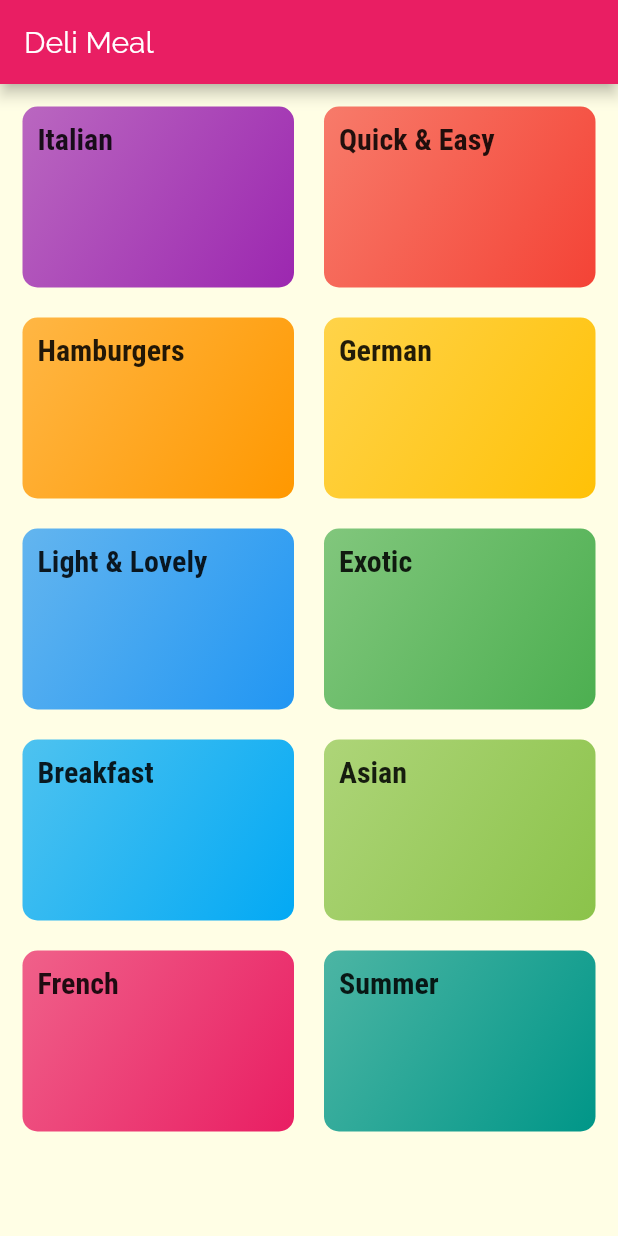
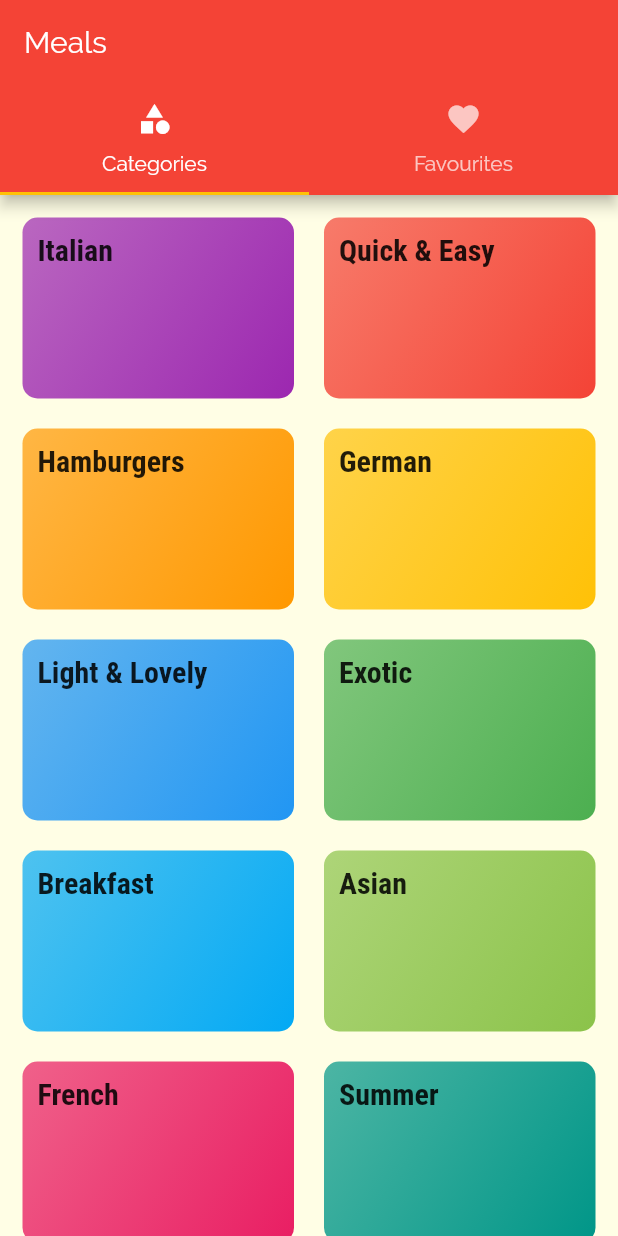
Before and after one commit to diipak-singh/meals_app, a Flutter app: the screen it shows after launch, on a phone screen of 412 x 824 dp. Run offline on Flutter 3.47's test engine with Material 2 defaults, Android fonts, the phone set to English and light mode, and no system bars.

Commit message:
TabBar added to the appbar successfully.

```diff
--- a/lib/main.dart
+++ b/lib/main.dart
@@ -1,4 +1,5 @@
 import 'package:flutter/material.dart';
+import './screens/tabs_screen.dart';
 import './screens/category_meals_screen.dart';
 import './screens/categories_screen.dart';
 import './screens/meal_detail_screen.dart';
@@ -11,7 +12,7 @@ class MyApp extends StatelessWidget {
     return MaterialApp(
       title: 'DeliMeals',
       theme: ThemeData(
-        primarySwatch: Colors.pink,
+        primarySwatch: Colors.red,
         accentColor: Colors.amber,
         canvasColor: Color.fromRGBO(255, 254, 229, 1),
         fontFamily: 'Raleway',
@@ -30,7 +31,7 @@ class MyApp extends StatelessWidget {
             ),
       ),
       debugShowCheckedModeBanner: false,
-      home: CategoriesScreen(),
+      home: TabsScreen(),
       routes: {
         '/category-meals': (ctx) => CategoryMealsScreen(),
         MealDetailScreen.routeName: (ctx) => MealDetailScreen(),
--- a/lib/screens/categories_screen.dart
+++ b/lib/screens/categories_screen.dart
@@ -5,11 +5,7 @@ import '../widgets/category_item.dart';
 class CategoriesScreen extends StatelessWidget {
   @override
   Widget build(BuildContext context) {
-    return Scaffold(
-      appBar: AppBar(
-        title: const Text('Deli Meal'),
-      ),
-      body: GridView(
+    return GridView(
         padding: const EdgeInsets.all(15),
         children: DUMMY_CATEGORIES
             .map((catData) => CategoryItem(
@@ -24,7 +20,6 @@ class CategoriesScreen extends StatelessWidget {
           crossAxisSpacing: 20,
           mainAxisSpacing: 20,
         ),
-      ),
-    );
+      );
   }
 }
--- /dev/null
+++ b/lib/screens/favourites_screen.dart
@@ -0,0 +1,11 @@
+import 'package:flutter/material.dart';
+
+class FavouritesScreen extends StatelessWidget {
+  @override
+  Widget build(BuildContext context) {
+    return Center(
+      child: Text('My Favourites.'),
+
+    );
+  }
+}
--- /dev/null
+++ b/lib/screens/tabs_screen.dart
@@ -0,0 +1,39 @@
+import 'package:flutter/material.dart';
+import './favourites_screen.dart';
+import './categories_screen.dart';
+
+class TabsScreen extends StatefulWidget {
+  @override
+  _TabsScreenState createState() => _TabsScreenState();
+}
+
+class _TabsScreenState extends State<TabsScreen> {
+  @override
+  Widget build(BuildContext context) {
+    return DefaultTabController(
+      length: 2,
+      initialIndex: 0,
+      child: Scaffold(
+        appBar: AppBar(
+          title: Text('Meals'),
+          bottom: TabBar(tabs: <Widget>[
+            Tab(
+              icon: Icon(Icons.category),
+              text: 'Categories',
+            ),
+            Tab(
+              icon: Icon(Icons.favorite),
+              text: 'Favourites',
+            ),
+          ]),
+        ),
+        body: TabBarView(
+          children: <Widget>[
+            CategoriesScreen(),
+            FavouritesScreen(),
+          ],
+        ),
+      ),
+    );
+  }
+}
```
